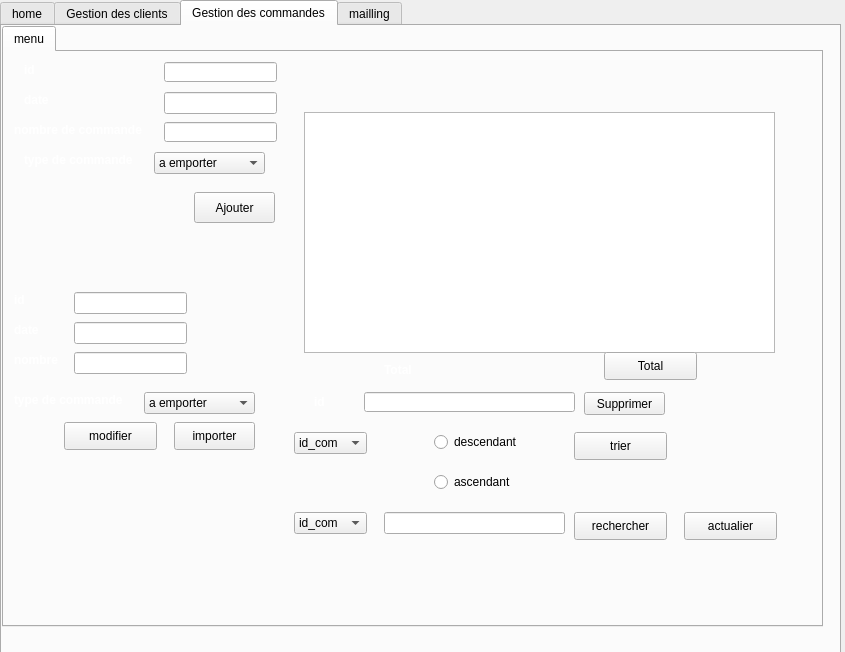
Old version of the form gestion_client/clicom.ui in the repository taiefhilali/THE_MUNCH_CULTURE.
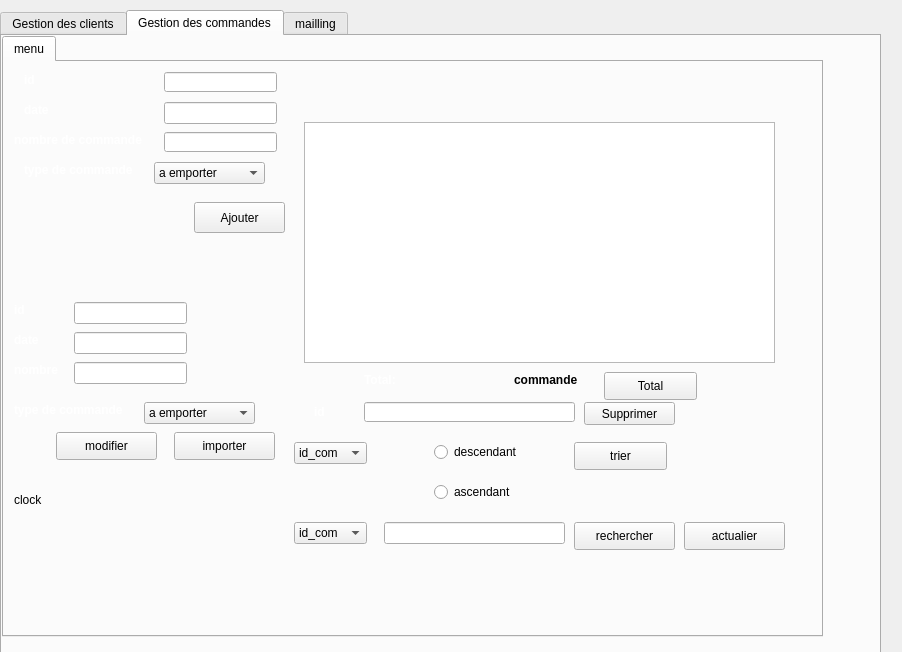
New version of the form. The open tabs and pages were chosen to show the change. Icons and pictures are not drawn.

Patch:
```diff
--- a/gestion_client/clicom.ui
+++ b/gestion_client/clicom.ui
@@ -6,7 +6,7 @@
    <rect>
     <x>0</x>
     <y>0</y>
-    <width>845</width>
+    <width>902</width>
     <height>652</height>
    </rect>
   </property>
@@ -17,71 +17,14 @@
    <property name="geometry">
     <rect>
      <x>0</x>
-     <y>0</y>
-     <width>841</width>
+     <y>10</y>
+     <width>881</width>
      <height>701</height>
     </rect>
    </property>
    <property name="currentIndex">
     <number>1</number>
    </property>
-   <widget class="QWidget" name="tab_4">
-    <attribute name="title">
-     <string>home</string>
-    </attribute>
-    <widget class="QLabel" name="label_29">
-     <property name="geometry">
-      <rect>
-       <x>300</x>
-       <y>40</y>
-       <width>281</width>
-       <height>121</height>
-      </rect>
-     </property>
-     <property name="text">
-      <string>&lt;html&gt;&lt;head/&gt;&lt;body&gt;&lt;p&gt;&lt;span style=&quot; font-size:36pt; font-weight:600; color:#ffffff;&quot;&gt;home&lt;/span&gt;&lt;/p&gt;&lt;/body&gt;&lt;/html&gt;</string>
-     </property>
-    </widget>
-    <widget class="QPushButton" name="pushButton_4">
-     <property name="geometry">
-      <rect>
-       <x>190</x>
-       <y>197</y>
-       <width>401</width>
-       <height>81</height>
-      </rect>
-     </property>
-     <property name="text">
-      <string>gestion des clients</string>
-     </property>
-    </widget>
-    <widget class="QPushButton" name="gestiondescommandesnavbar">
-     <property name="geometry">
-      <rect>
-       <x>190</x>
-       <y>300</y>
-       <width>401</width>
-       <height>81</height>
-      </rect>
-     </property>
-     <property name="text">
-      <string>gestion des  commandes</string>
-     </property>
-    </widget>
-    <widget class="QPushButton" name="mailingnavbar">
-     <property name="geometry">
-      <rect>
-       <x>192</x>
-       <y>400</y>
-       <width>401</width>
-       <height>91</height>
-      </rect>
-     </property>
-     <property name="text">
-      <string>mailling</string>
-     </property>
-    </widget>
-   </widget>
    <widget class="QWidget" name="tab1">
     <attribute name="title">
      <string>Gestion des clients</string>
@@ -731,7 +674,7 @@
         <rect>
          <x>190</x>
          <y>140</y>
-         <width>81</width>
+         <width>91</width>
          <height>31</height>
         </rect>
        </property>
@@ -807,7 +750,7 @@
         <rect>
          <x>580</x>
          <y>340</y>
-         <width>81</width>
+         <width>91</width>
          <height>23</height>
         </rect>
        </property>
@@ -859,7 +802,7 @@
         <rect>
          <x>570</x>
          <y>460</y>
-         <width>93</width>
+         <width>101</width>
          <height>28</height>
         </rect>
        </property>
@@ -943,9 +886,9 @@
       <widget class="QPushButton" name="modifiercom">
        <property name="geometry">
         <rect>
-         <x>60</x>
+         <x>52</x>
          <y>370</y>
-         <width>93</width>
+         <width>101</width>
          <height>28</height>
         </rect>
        </property>
@@ -986,7 +929,7 @@
        <property name="geometry">
         <rect>
          <x>0</x>
-         <y>-30</y>
+         <y>-20</y>
          <width>821</width>
          <height>581</height>
         </rect>
@@ -1011,7 +954,7 @@
         <rect>
          <x>170</x>
          <y>370</y>
-         <width>81</width>
+         <width>101</width>
          <height>28</height>
         </rect>
        </property>
@@ -1136,7 +1079,7 @@
        <property name="geometry">
         <rect>
          <x>600</x>
-         <y>300</y>
+         <y>310</y>
          <width>93</width>
          <height>28</height>
         </rect>
@@ -1148,40 +1091,76 @@
       <widget class="QLabel" name="label_28">
        <property name="geometry">
         <rect>
-         <x>380</x>
+         <x>360</x>
          <y>310</y>
          <width>56</width>
          <height>16</height>
         </rect>
        </property>
        <property name="text">
-        <string>&lt;html&gt;&lt;head/&gt;&lt;body&gt;&lt;p&gt;&lt;span style=&quot; font-weight:600; color:#ffffff;&quot;&gt;Total&lt;/span&gt;&lt;/p&gt;&lt;/body&gt;&lt;/html&gt;</string>
+        <string>&lt;html&gt;&lt;head/&gt;&lt;body&gt;&lt;p&gt;&lt;span style=&quot; font-weight:600; color:#ffffff;&quot;&gt;Total:&lt;/span&gt;&lt;/p&gt;&lt;/body&gt;&lt;/html&gt;</string>
        </property>
       </widget>
       <widget class="QLabel" name="total">
        <property name="geometry">
         <rect>
-         <x>450</x>
+         <x>420</x>
          <y>310</y>
          <width>56</width>
          <height>16</height>
         </rect>
        </property>
+       <property name="font">
+        <font>
+         <pointsize>10</pointsize>
+         <weight>75</weight>
+         <bold>true</bold>
+         <underline>true</underline>
+        </font>
+       </property>
+       <property name="tabletTracking">
+        <bool>false</bool>
+       </property>
+       <property name="acceptDrops">
+        <bool>false</bool>
+       </property>
+       <property name="styleSheet">
+        <string notr="true">background-color:tranparent;
+
+border-image:url(:/StyleSheet/11.jpg);
+
+background:none;
+
+border:none;
+
+background-repeat:none;</string>
+       </property>
        <property name="text">
-        <string/>
+        <string>&lt;html&gt;&lt;head/&gt;&lt;body&gt;&lt;p&gt;&lt;span style=&quot; color:#ffffff;&quot;&gt;&lt;br/&gt;&lt;/span&gt;&lt;/p&gt;&lt;/body&gt;&lt;/html&gt;</string>
        </property>
       </widget>
       <widget class="QLabel" name="label_dt">
        <property name="geometry">
         <rect>
-         <x>520</x>
+         <x>510</x>
          <y>310</y>
          <width>71</width>
          <height>16</height>
         </rect>
        </property>
+       <property name="styleSheet">
+        <string notr="true">background-color:tranparent;
+
+border-image:url(:/StyleSheet/11.jpg);
+
+background:none;
+
+border:none;
+
+background-repeat:none;</string>
+       </property>
        <property name="text">
-        <string/>
+        <string>&lt;html&gt;&lt;head/&gt;&lt;body&gt;&lt;p&gt;&lt;span style=&quot; font-weight:600; color:#000000;&quot;&gt;commande&lt;/span&gt;&lt;/p&gt;&lt;/body&gt;&lt;/html&gt;</string>
        </property>
       </widget>
       <widget class="QPushButton" name="pushButton_5">
@@ -1189,7 +1168,7 @@
         <rect>
          <x>680</x>
          <y>460</y>
-         <width>93</width>
+         <width>101</width>
          <height>28</height>
         </rect>
        </property>
@@ -1197,8 +1176,34 @@
         <string>actualier</string>
        </property>
        <property name="icon">
-        <iconset>
-         <normaloff>pngtree-cartoon-arrow-icon-download-image_1256957.jpg</normaloff>pngtree-cartoon-arrow-icon-download-image_1256957.jpg</iconset>
+        <iconset resource="design.qrc">
+         <normaloff>:/StyleSheet/pngtree-cartoon-arrow-icon-download-image_1256957.jpg</normaloff>:/StyleSheet/pngtree-cartoon-arrow-icon-download-image_1256957.jpg</iconset>
+       </property>
+      </widget>
+      <widget class="QLabel" name="clock_2">
+       <property name="geometry">
+        <rect>
+         <x>10</x>
+         <y>430</y>
+         <width>261</width>
+         <height>16</height>
+        </rect>
+       </property>
+       <property name="text">
+        <string>clock</string>
+       </property>
+      </widget>
+      <widget class="QLabel" name="date_2">
+       <property name="geometry">
+        <rect>
+         <x>10</x>
+         <y>490</y>
+         <width>231</width>
+         <height>16</height>
+        </rect>
+       </property>
+       <property name="text">
+        <string/>
        </property>
       </widget>
       <zorder>label_24</zorder>
```
Left out of the diff: 106 changed lines with no effect on the pictures.
